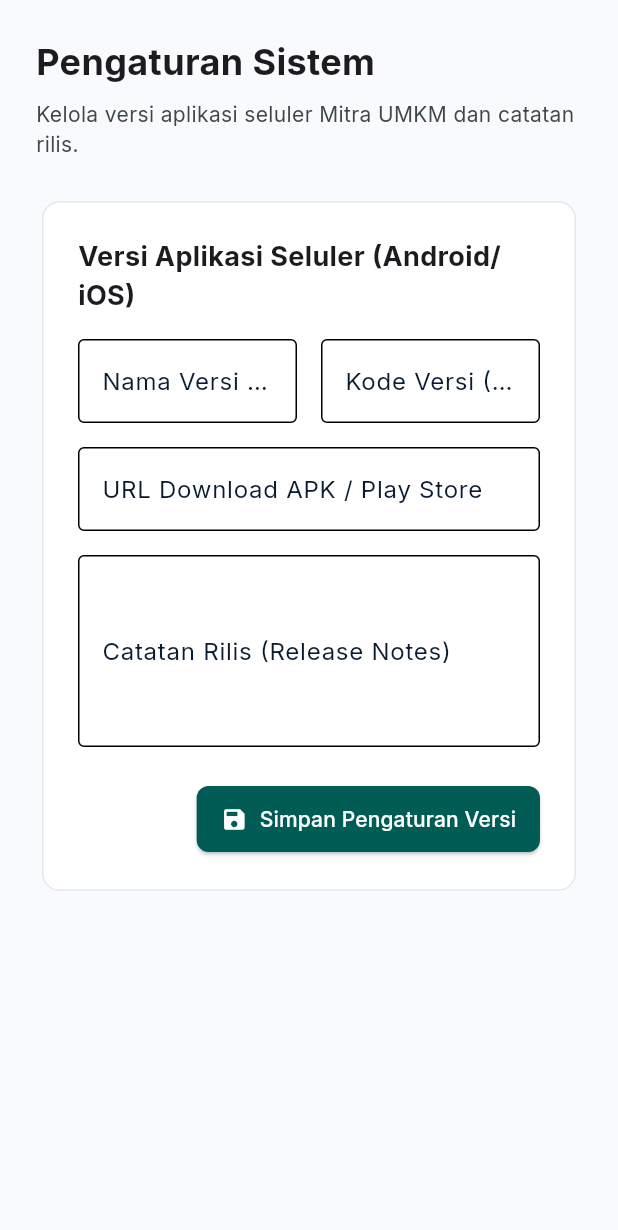
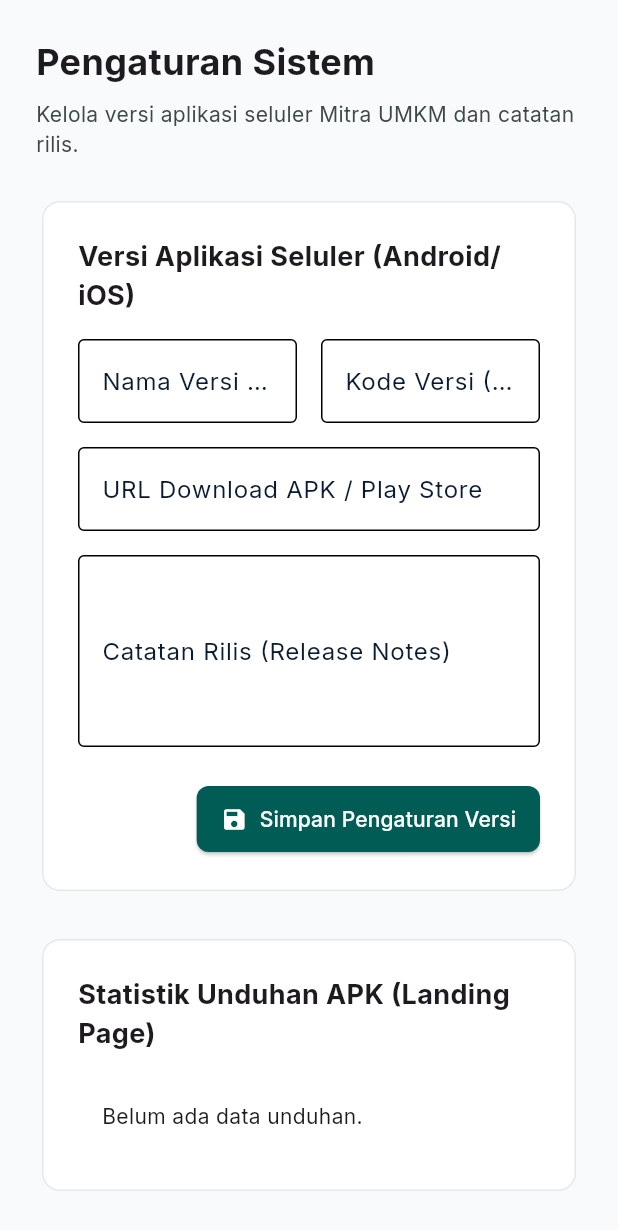
Before and after one commit to we-93/mitra-umkm-admin, a Flutter app: the SettingsScreen widget shown alone on an empty page, opened directly, on a phone screen of 412 x 824 dp. Shown: the top 1230 px of the screen. Run offline on Flutter 3.47's test engine with Material 3 defaults, Android fonts, the light colour scheme and no system bars; our stand-ins replace cloud_firestore, file_picker, firebase_auth, firebase_core, fl_chart, google_fonts; missing offline and left inert: cloud_firestore_web, firebase_auth_web, firebase_core_web, firebase_storage_web; accounts and stored records are empty; network calls fail.

Commit message:
feat: add apk download statistics in settings screen

```diff
--- a/lib/screens/settings_screen.dart
+++ b/lib/screens/settings_screen.dart
@@ -96,7 +96,9 @@ class _SettingsScreenState extends State<SettingsScreen> {
           const SizedBox(height: 24),
           Expanded(
             child: SingleChildScrollView(
-              child: Card(
+              child: Column(
+                children: [
+                  Card(
                     child: Padding(
                       padding: const EdgeInsets.all(24.0),
                       child: Column(
@@ -164,6 +166,73 @@ class _SettingsScreenState extends State<SettingsScreen> {
                       ),
                     ),
                   ),
+                  const SizedBox(height: 24),
+                  // Download Stats Card
+                  Card(
+                    child: Padding(
+                      padding: const EdgeInsets.all(24.0),
+                      child: Column(
+                        crossAxisAlignment: CrossAxisAlignment.start,
+                        children: [
+                          const Text('Statistik Unduhan APK (Landing Page)', style: TextStyle(fontSize: 18, fontWeight: FontWeight.bold)),
+                          const SizedBox(height: 16),
+                          StreamBuilder<QuerySnapshot>(
+                            stream: FirebaseFirestore.instance
+                                .collection('apk_downloads')
+                                .orderBy('date', descending: true)
+                                .limit(30)
+                                .snapshots(),
+                            builder: (context, snapshot) {
+                              if (snapshot.connectionState == ConnectionState.waiting) {
+                                return const Center(child: CircularProgressIndicator());
+                              }
+                              if (!snapshot.hasData || snapshot.data!.docs.isEmpty) {
+                                return const Padding(
+                                  padding: EdgeInsets.all(16.0),
+                                  child: Text('Belum ada data unduhan.'),
+                                );
+                              }
+
+                              final docs = snapshot.data!.docs;
+                              int totalAllTime = 0;
+                              for (var doc in docs) {
+                                totalAllTime += (doc['count'] as num).toInt();
+                              }
+
+                              return Column(
+                                crossAxisAlignment: CrossAxisAlignment.start,
+                                children: [
+                                  Text(
+                                    'Total Unduhan (30 Hari Terakhir): $totalAllTime kali',
+                                    style: const TextStyle(fontWeight: FontWeight.bold, fontSize: 16, color: Color(0xFF0F766E)),
+                                  ),
+                                  const SizedBox(height: 16),
+                                  ListView.builder(
+                                    shrinkWrap: true,
+                                    physics: const NeverScrollableScrollPhysics(),
+                                    itemCount: docs.length,
+                                    itemBuilder: (context, index) {
+                                      final data = docs[index].data() as Map<String, dynamic>;
+                                      return ListTile(
+                                        leading: const Icon(Icons.download),
+                                        title: Text('Tanggal: ${data['date']}'),
+                                        trailing: Text(
+                                          '${data['count']} kali',
+                                          style: const TextStyle(fontWeight: FontWeight.bold, fontSize: 16),
+                                        ),
+                                      );
+                                    },
+                                  ),
+                                ],
+                              );
+                            },
+                          ),
+                        ],
+                      ),
+                    ),
+                  ),
+                ],
+              ),
             ),
           ),
         ],
```
Lines whose indentation alone changed are shown as unchanged.
